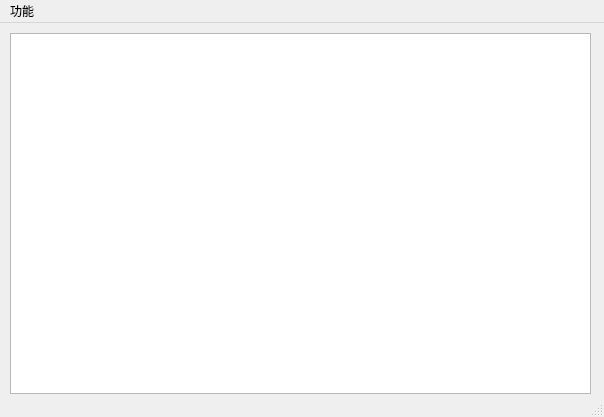
Qt form ui/ui.ui (imuhao/MtHelper) before a commit.
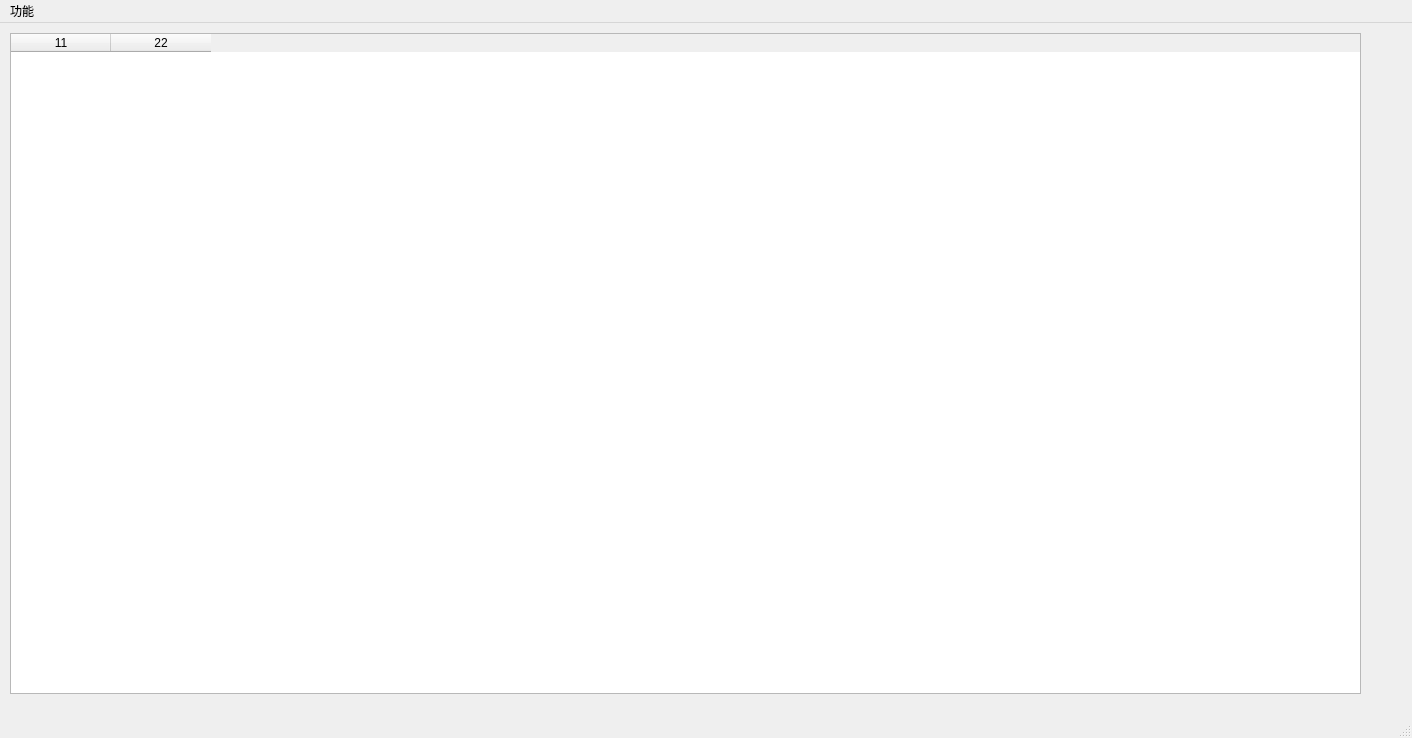
The same form after that commit.

```diff
--- a/ui/ui.ui
+++ b/ui/ui.ui
@@ -6,8 +6,8 @@
    <rect>
     <x>0</x>
     <y>0</y>
-    <width>604</width>
-    <height>417</height>
+    <width>1412</width>
+    <height>738</height>
    </rect>
   </property>
   <property name="windowTitle">
@@ -19,10 +19,20 @@
      <rect>
       <x>10</x>
       <y>10</y>
-      <width>581</width>
-      <height>361</height>
+      <width>1351</width>
+      <height>661</height>
      </rect>
     </property>
+    <column>
+     <property name="text">
+      <string>11</string>
+     </property>
+    </column>
+    <column>
+     <property name="text">
+      <string>22</string>
+     </property>
+    </column>
    </widget>
   </widget>
   <widget class="QMenuBar" name="menubar">
@@ -30,7 +40,7 @@
     <rect>
      <x>0</x>
      <y>0</y>
-     <width>604</width>
+     <width>1412</width>
      <height>21</height>
     </rect>
    </property>
```
